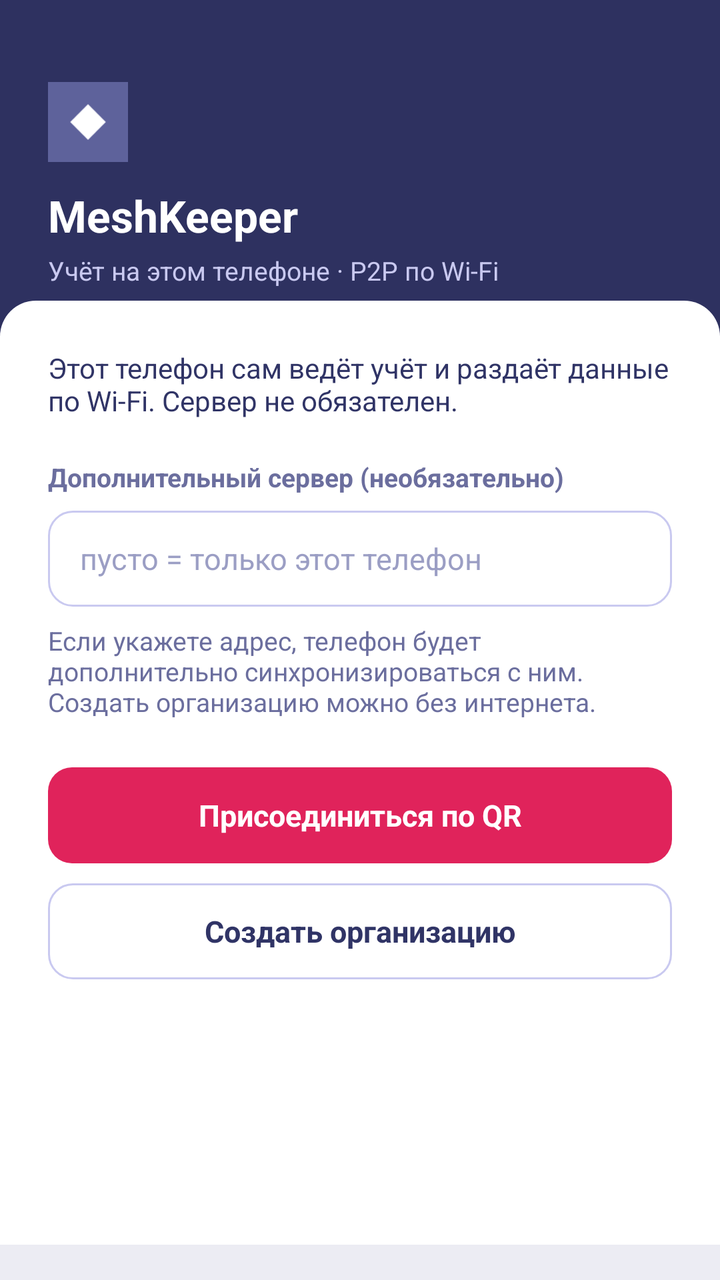
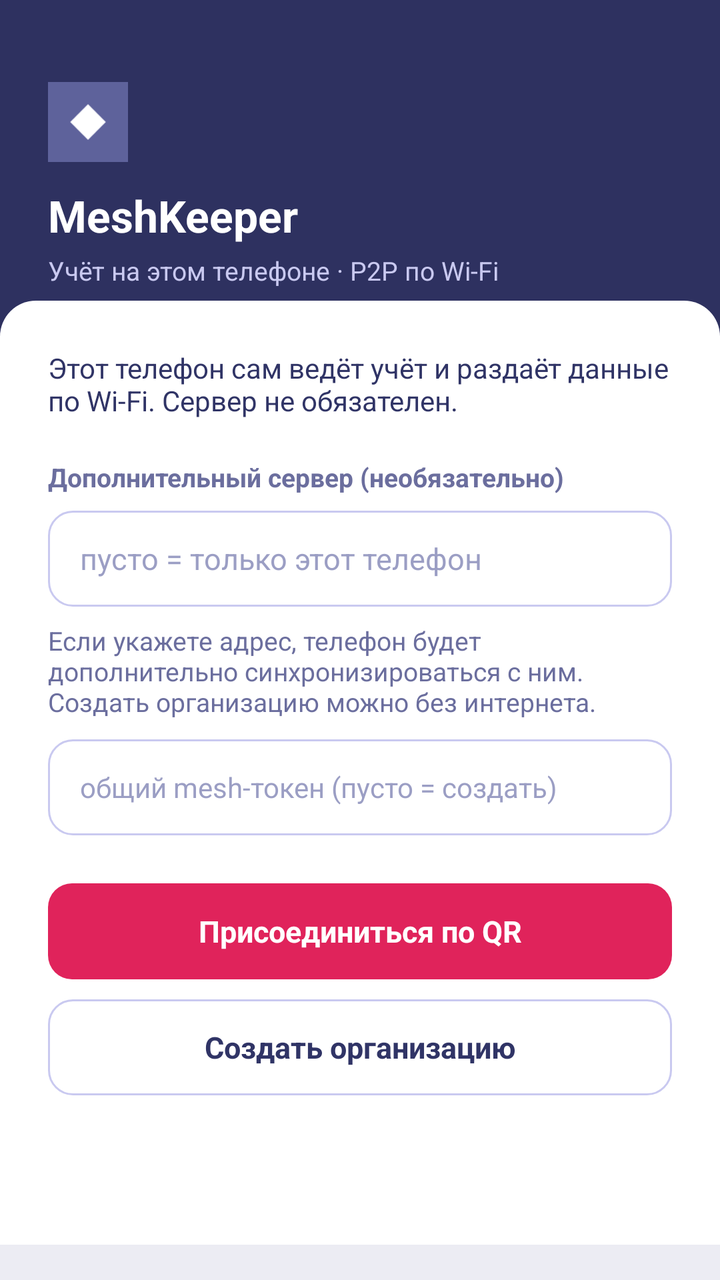

Two renders of the same Android screen: before a commit and after it. Below are the layout's source before the change and the commit's diff.
<!-- AndroidManifest.xml: application theme Theme.MeshKeeper -->
<!-- res/layout/activity_main.xml -->
<?xml version="1.0" encoding="utf-8"?>
<FrameLayout xmlns:android="http://schemas.android.com/apk/res/android"
    android:layout_width="match_parent"
    android:layout_height="match_parent"
    android:background="#ECECF3">

    <LinearLayout
        android:id="@+id/setup"
        android:layout_width="match_parent"
        android:layout_height="match_parent"
        android:orientation="vertical">

        <FrameLayout
            android:layout_width="match_parent"
            android:layout_height="168dp"
            android:background="#2E3160">

            <LinearLayout
                android:layout_width="match_parent"
                android:layout_height="match_parent"
                android:gravity="bottom"
                android:orientation="vertical"
                android:padding="24dp">

                <ImageView
                    android:layout_width="40dp"
                    android:layout_height="40dp"
                    android:src="@drawable/ic_launcher"
                    android:contentDescription="MeshKeeper" />

                <TextView
                    android:layout_width="wrap_content"
                    android:layout_height="wrap_content"
                    android:layout_marginTop="12dp"
                    android:text="MeshKeeper"
                    android:textColor="#FFFFFF"
                    android:textSize="22sp"
                    android:textStyle="bold" />

                <TextView
                    android:layout_width="wrap_content"
                    android:layout_height="wrap_content"
                    android:layout_marginTop="4dp"
                    android:text="Учёт на этом телефоне · P2P по Wi‑Fi"
                    android:textColor="#C9C9F0"
                    android:textSize="13sp" />
            </LinearLayout>
        </FrameLayout>

        <LinearLayout
            android:layout_width="match_parent"
            android:layout_height="0dp"
            android:layout_weight="1"
            android:layout_marginTop="-18dp"
            android:background="@drawable/bg_sheet"
            android:orientation="vertical"
            android:padding="24dp">

            <TextView
                android:id="@+id/lanHint"
                android:layout_width="match_parent"
                android:layout_height="wrap_content"
                android:text="Этот телефон сам ведёт учёт и раздаёт данные по Wi‑Fi. Сервер не обязателен."
                android:textColor="#303466"
                android:textSize="14sp" />

            <TextView
                android:layout_width="match_parent"
                android:layout_height="wrap_content"
                android:layout_marginTop="20dp"
                android:text="Дополнительный сервер (необязательно)"
                android:textColor="#6B6E9E"
                android:textSize="13sp"
                android:textStyle="bold" />

            <EditText
                android:id="@+id/serverUrl"
                android:layout_width="match_parent"
                android:layout_height="48dp"
                android:layout_marginTop="8dp"
                android:background="@drawable/bg_input"
                android:hint="пусто = только этот телефон"
                android:inputType="textUri"
                android:paddingStart="16dp"
                android:paddingEnd="16dp"
                android:textColor="#303466"
                android:textColorHint="#9B9EC4"
                android:textSize="15sp" />

            <TextView
                android:layout_width="match_parent"
                android:layout_height="wrap_content"
                android:layout_marginTop="8dp"
                android:text="Если укажете адрес, телефон будет дополнительно синхронизироваться с ним. Создать организацию можно без интернета."
                android:textColor="#6B6E9E"
                android:textSize="13sp" />

            <Button
                android:id="@+id/btnJoin"
                android:layout_width="match_parent"
                android:layout_height="48dp"
                android:layout_marginTop="24dp"
                android:background="@drawable/bg_btn_accent"
                android:text="Присоединиться по QR"
                android:textAllCaps="false"
                android:textColor="#FFFFFF"
                android:textSize="15sp"
                android:textStyle="bold" />

            <Button
                android:id="@+id/btnCreate"
                android:layout_width="match_parent"
                android:layout_height="48dp"
                android:layout_marginTop="10dp"
                android:background="@drawable/bg_btn_secondary"
                android:text="Создать организацию"
                android:textAllCaps="false"
                android:textColor="#303466"
                android:textSize="15sp"
                android:textStyle="bold" />
        </LinearLayout>
    </LinearLayout>

    <WebView
        android:id="@+id/web"
        android:layout_width="match_parent"
        android:layout_height="match_parent"
        android:visibility="gone" />
</FrameLayout>
<!-- resources referenced by this layout -->
<resources>
  <!-- drawable bg_btn_accent (drawable) -->
  <?xml version="1.0" encoding="utf-8"?>
  <shape xmlns:android="http://schemas.android.com/apk/res/android" android:shape="rectangle">
      <solid android:color="#E0235B" />
      <corners android:radius="12dp" />
  </shape>
  <!-- drawable bg_btn_secondary (drawable) -->
  <?xml version="1.0" encoding="utf-8"?>
  <shape xmlns:android="http://schemas.android.com/apk/res/android" android:shape="rectangle">
      <solid android:color="#FFFFFF" />
      <stroke android:width="1dp" android:color="#C9C9F0" />
      <corners android:radius="12dp" />
  </shape>
  <!-- drawable bg_input (drawable) -->
  <?xml version="1.0" encoding="utf-8"?>
  <shape xmlns:android="http://schemas.android.com/apk/res/android" android:shape="rectangle">
      <solid android:color="#FFFFFF" />
      <stroke android:width="1dp" android:color="#C9C9F0" />
      <corners android:radius="12dp" />
  </shape>
  <!-- drawable bg_sheet (drawable) -->
  <?xml version="1.0" encoding="utf-8"?>
  <shape xmlns:android="http://schemas.android.com/apk/res/android" android:shape="rectangle">
      <solid android:color="#FFFFFF" />
      <corners android:topLeftRadius="18dp" android:topRightRadius="18dp" />
  </shape>
  <!-- drawable ic_launcher (drawable) -->
  <?xml version="1.0" encoding="utf-8"?>
  <vector xmlns:android="http://schemas.android.com/apk/res/android"
      android:width="108dp"
      android:height="108dp"
      android:viewportWidth="108"
      android:viewportHeight="108">
      <path android:fillColor="#5E629B" android:pathData="M0,0h108v108h-108z"/>
      <path android:fillColor="#FFFFFF" android:pathData="M30,54 L54,30 L78,54 L54,78 Z"/>
  </vector>
  <style name="Theme.MeshKeeper" parent="Theme.MaterialComponents.DayNight.NoActionBar">
          <item name="colorPrimary">#5E629B</item>
          <item name="colorPrimaryVariant">#2E3160</item>
          <item name="colorAccent">#E0235B</item>
          <item name="android:statusBarColor">#2E3160</item>
          <item name="android:navigationBarColor">#FFFFFF</item>
          <item name="android:windowBackground">#ECECF3</item>
          <item name="android:fontFamily">sans-serif</item>
          <item name="buttonStyle">@style/Widget.AppCompat.Button.Borderless</item>
      </style>
</resources>

<!-- the commit's change to res/layout/activity_main.xml (unified diff, before → after) -->
@@ -95,6 +95,20 @@
                 android:textColor="#6B6E9E"
                 android:textSize="13sp" />
 
+            <EditText
+                android:id="@+id/syncToken"
+                android:layout_width="match_parent"
+                android:layout_height="48dp"
+                android:layout_marginTop="10dp"
+                android:background="@drawable/bg_input"
+                android:hint="общий mesh-токен (пусто = создать)"
+                android:inputType="textPassword"
+                android:paddingStart="16dp"
+                android:paddingEnd="16dp"
+                android:textColor="#303466"
+                android:textColorHint="#9B9EC4"
+                android:textSize="14sp" />
+
             <Button
                 android:id="@+id/btnJoin"
                 android:layout_width="match_parent"
